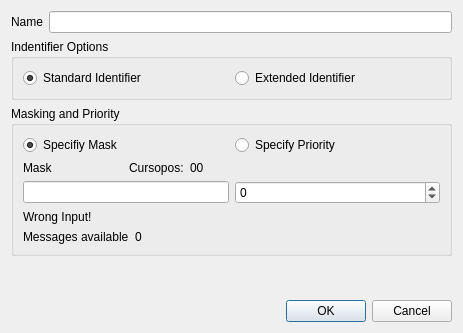
First picture: the form in groupedit.ui, repository Freeviv/CanComConf, before the edit.
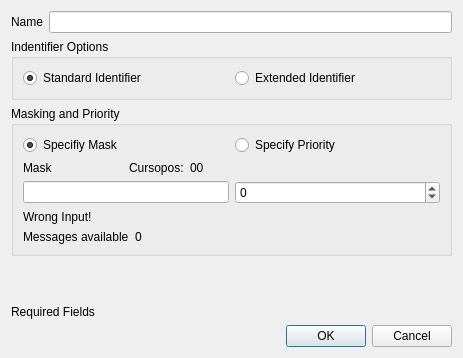
Second picture: the form after the edit. Custom widgets are drawn as their Qt base class.

Commit message: Added field validation for group creation and added signal for editing group

Patch:
```diff
--- a/groupedit.ui
+++ b/groupedit.ui
@@ -7,7 +7,7 @@
     <x>0</x>
     <y>0</y>
     <width>463</width>
-    <height>333</height>
+    <height>358</height>
    </rect>
   </property>
   <property name="windowTitle">
@@ -170,6 +170,13 @@
      </property>
     </spacer>
    </item>
+   <item>
+    <widget class="QLabel" name="label_empty_fields">
+     <property name="text">
+      <string>Required Fields</string>
+     </property>
+    </widget>
+   </item>
    <item>
     <widget class="QDialogButtonBox" name="buttonBox">
      <property name="orientation">
```
Left out of the diff: 84 changed lines with no effect on the pictures. The commit also changes 2 other files.
